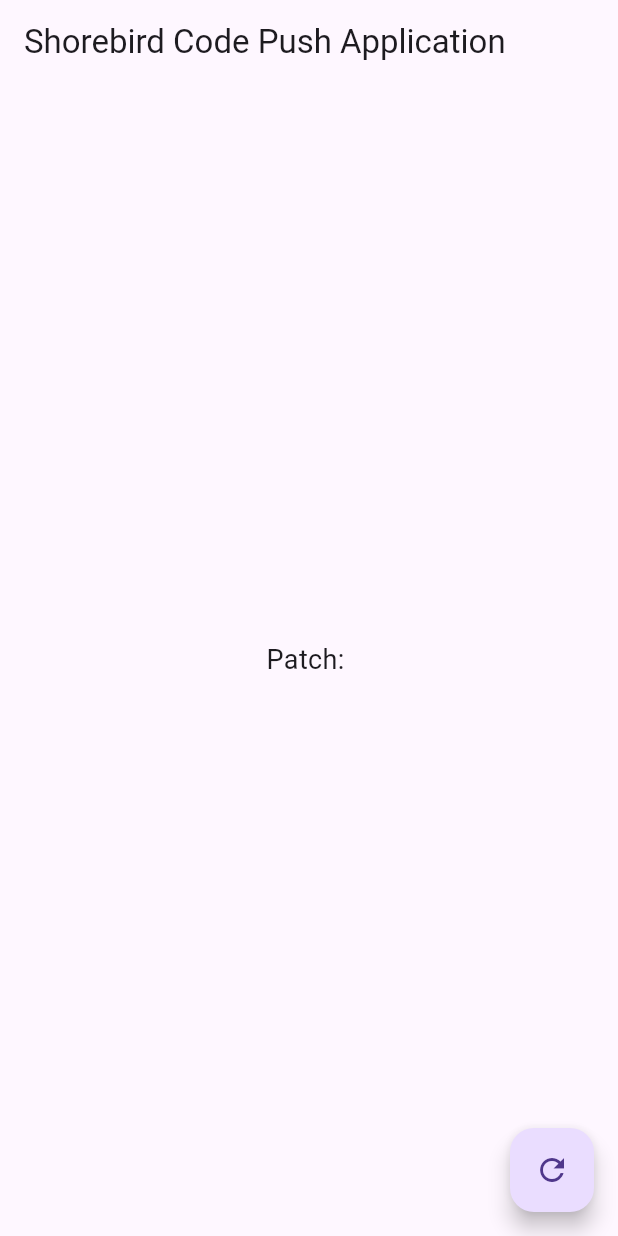
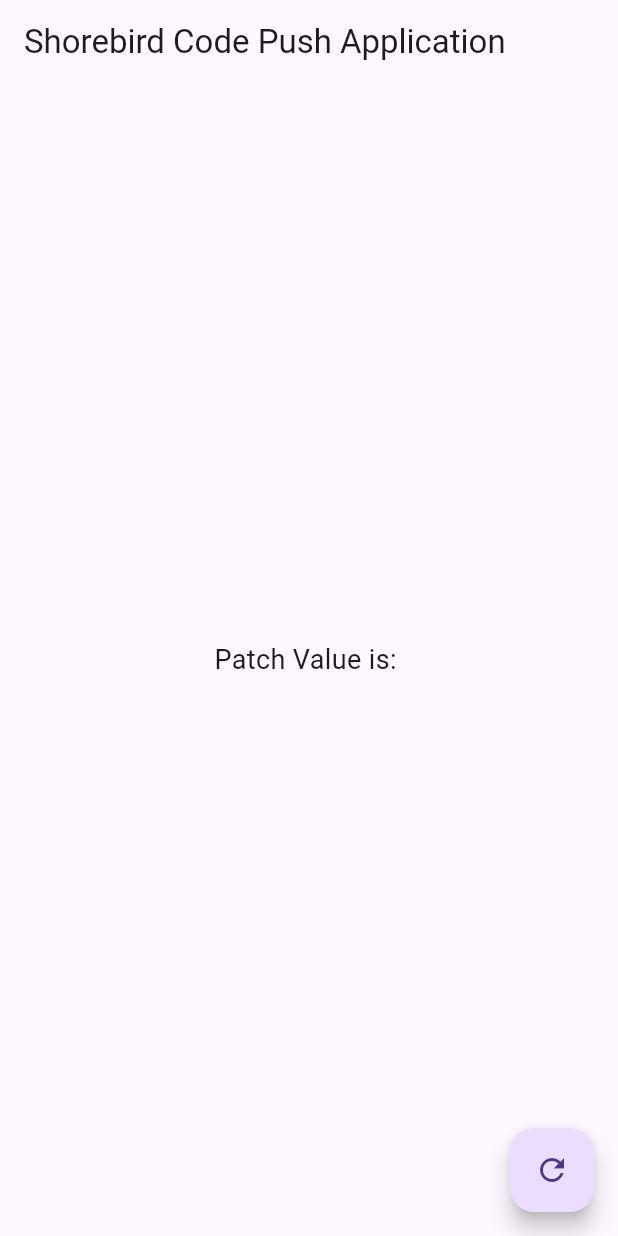
Before and after one commit to PankajJoshi-hp/attendance-app-new, a Flutter app: the screen it shows after launch, on a phone screen of 412 x 824 dp. Run offline on Flutter 3.47's test engine with Material 3 defaults, Android fonts, the phone set to English and light mode, and no system bars; missing offline and left inert: shorebird_code_push.

```diff
--- a/lib/main.dart
+++ b/lib/main.dart
@@ -49,7 +49,7 @@
       appBar: AppBar(title: const Text('Shorebird Code Push Application ')),
       body: Center(
         child: Text(
-          'Patch: ${_currentPatch?.number ?? "None"}',
+          'Patch Value is: ${_currentPatch?.number ?? "None"}',
           style: const TextStyle(fontSize: 18),
         ),
       ),
```
Also changed, not shown: 1 other file.
